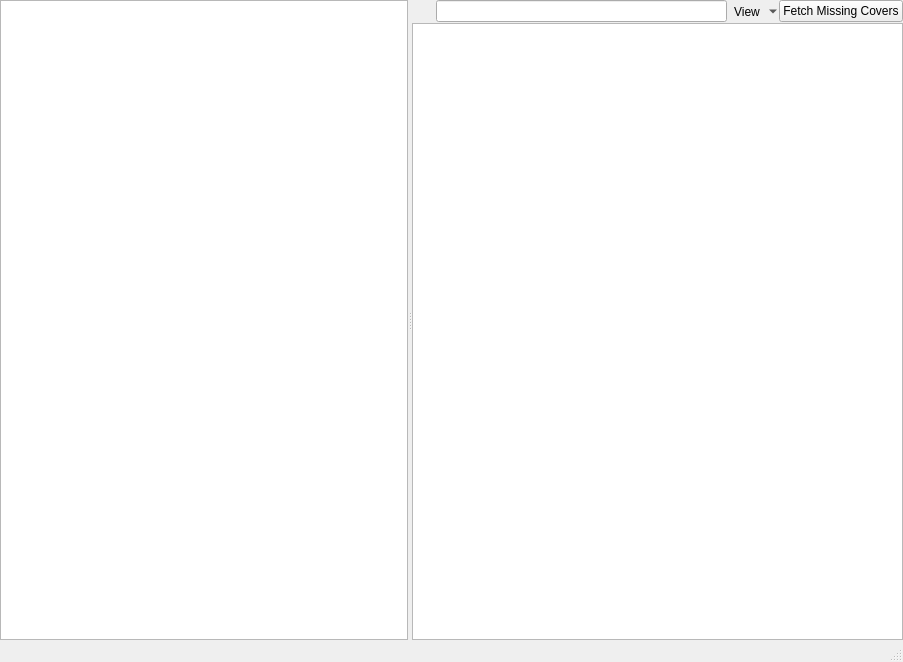
Old version of the form src/ui/albumcovermanager.ui in the repository clementine-player/Clementine.
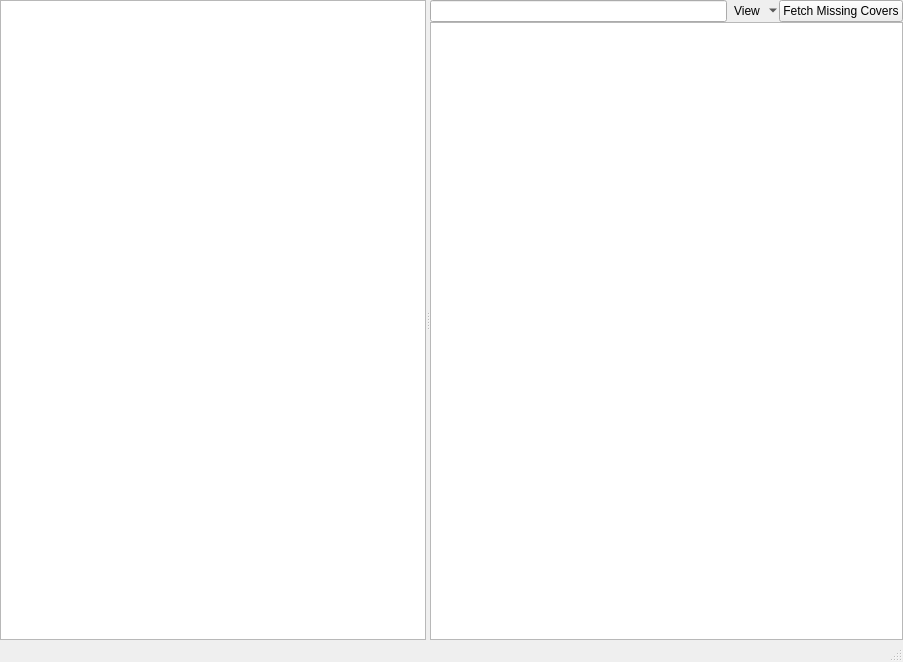
New version of the form. Icons and pictures are not drawn. Custom widgets are drawn as their Qt base class.

Commit message: Make the clear button a part of the search textbox.  Fixes issue #1071

```diff
--- a/src/ui/albumcovermanager.ui
+++ b/src/ui/albumcovermanager.ui
@@ -57,19 +57,6 @@
           <property name="spacing">
            <number>0</number>
           </property>
-          <item>
-           <widget class="QToolButton" name="clear">
-            <property name="iconSize">
-             <size>
-              <width>16</width>
-              <height>16</height>
-             </size>
-            </property>
-            <property name="autoRaise">
-             <bool>true</bool>
-            </property>
-           </widget>
-          </item>
           <item>
            <widget class="LineEdit" name="filter">
             <property name="hint" stdset="0">
```
Left out of the diff: 20 changed lines with no effect on the pictures. The commit also changes 10 other files.
